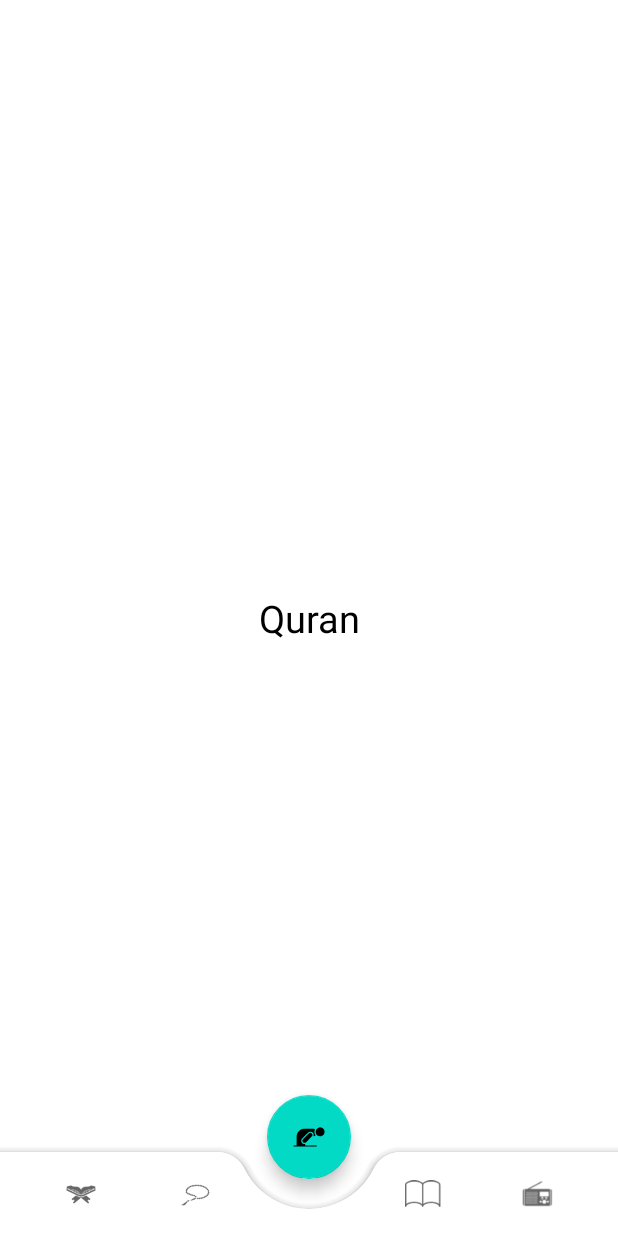
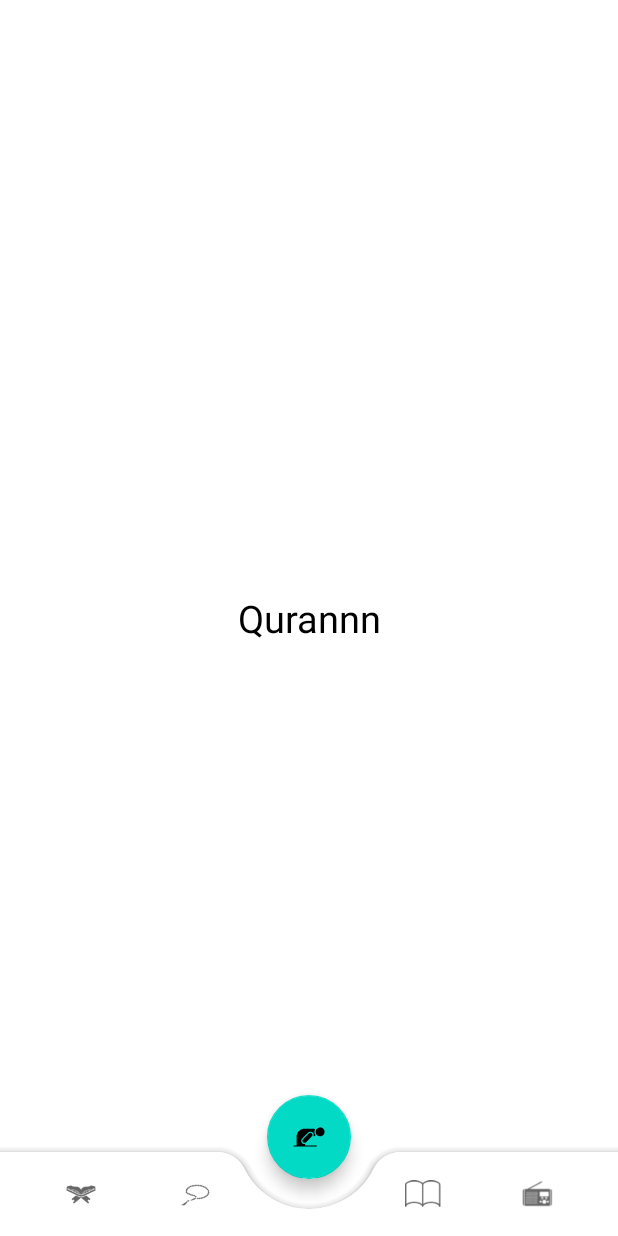
Before and after one commit to mohamadelagamal/Muslim, an Android app: the fragment QuranFragment placed in its activity, on a phone screen of 412 x 824 dp. Run offline under Robolectric (Android 15) with nearby library versions, the phone set to English and light mode, and no system bars; our stand-ins replace data binding.

Commit message:
Update fragment_quran.xml

```diff
--- a/app/src/main/res/layout/fragment_quran.xml
+++ b/app/src/main/res/layout/fragment_quran.xml
@@ -18,7 +18,7 @@
             android:layout_width="match_parent"
             android:layout_height="match_parent"
             android:gravity="center_horizontal|center_vertical"
-            android:text="Quran"
+            android:text="Qurannn"
             android:textSize="25dp"
             android:textColor="@color/black" />
 
```
